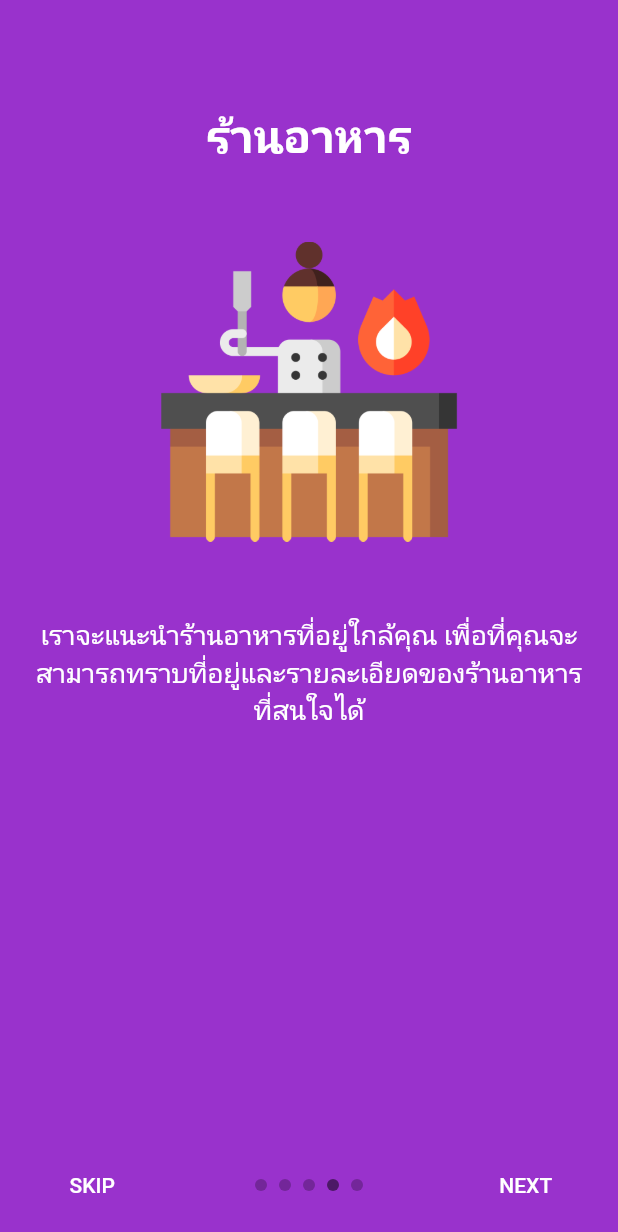
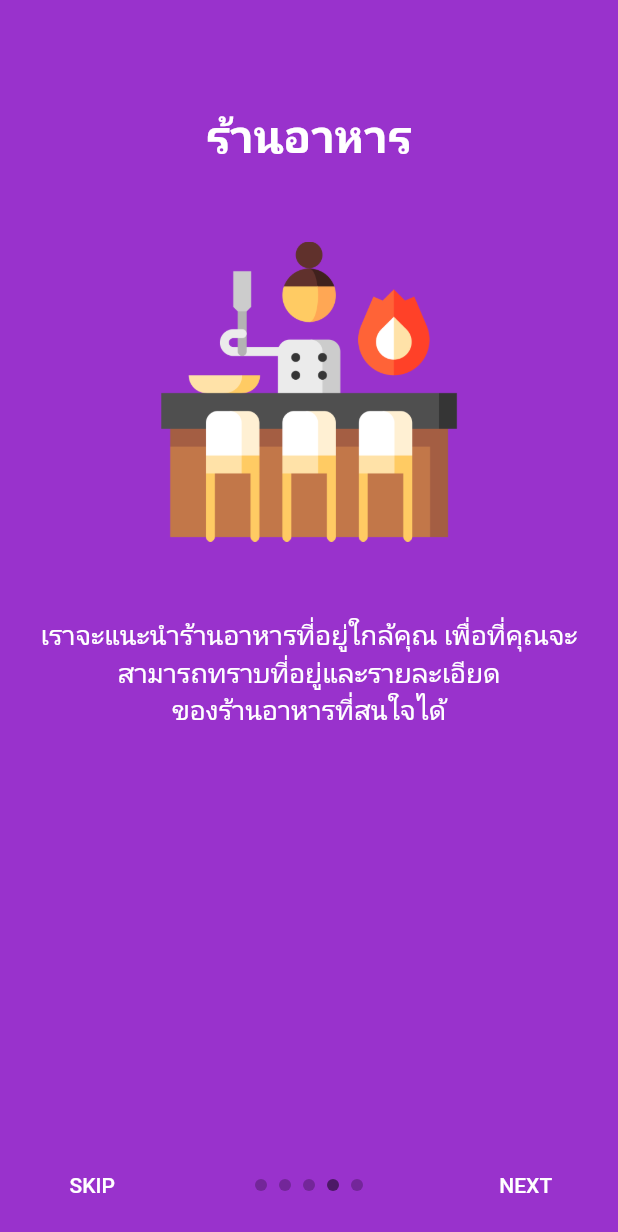
Before and after one commit to prapawity/Mobile_Project, a Flutter app: the FeatureList widget shown alone on an empty page, opened directly, swiped to page 4, on a phone screen of 412 x 824 dp. Shown: the top 1232 px of the screen. Run offline on Flutter 3.47's test engine with Material 2 defaults, Android fonts, the phone set to English and light mode, and no system bars; drawn by our look-alikes of intro_slider; our stand-ins replace cloud_firestore, datetime_picker_formfield, firebase_auth, firebase_storage, image_cropper, image_picker and 5 more; missing offline and left inert: flutter_circular_chart, flutter_cupertino_date_picker, image_picker_saver; accounts and stored records are empty; Roboto replaces fonts that are missing (Sukhumvit).

Commit message:
update again

```diff
--- a/lib/ui/featureList.dart
+++ b/lib/ui/featureList.dart
@@ -18,7 +18,7 @@ class FeatureListState extends State<FeatureList>{
     slides.add(
       new Slide(
         title: "กรุณายืนยัน E-mail ของท่าน",
-        description: "คุณจะต้องทำการยืนยันอีเมลที่เราส่งไปในอีเมลของทคุณก่อนการใช้งาน LifeBoost",
+        description: "คุณจะต้องทำการยืนยันอีเมลที่เราส่งไปในอีเมลของคุณก่อนการใช้งาน LifeBoost",
         pathImage: "resource/email.png",
         backgroundColor: Color(0xff406E8E),
 
@@ -27,7 +27,7 @@ class FeatureListState extends State<FeatureList>{
     slides.add(
       new Slide(
         title: "การคำนวณแคลอรี่",
-        description: "เราจะทำการเก็บแคลอรี่ในแต่ละวัน\nที่มาจากการรับประทานอาหารและออกกำลังกายของคุณ",
+        description: "เราจะทำการเก็บแคลอรี่ในแต่ละวัน\nที่มาจากการรับประทานอาหาร\nและออกกำลังกายของคุณ",
         pathImage: "resource/calculator.png",
         backgroundColor: Color(0xffD78521),
 
@@ -36,7 +36,7 @@ class FeatureListState extends State<FeatureList>{
     slides.add(
       new Slide(
         title: "การออกกำลังกาย",
-        description: "เราจะแนะนำการออกกำลังกายที่จะช่วยเผาผลาญแคลอรี่ของคุณได้",
+        description: "เราจะแนะนำการออกกำลังกายที่\nจะช่วยเผาผลาญแคลอรี่ของคุณได้",
         pathImage: "resource/exercise.png",
         backgroundColor: Color(0xff203152),
       ),
@@ -45,7 +45,7 @@ class FeatureListState extends State<FeatureList>{
       new Slide(
         title: "ร้านอาหาร",
         description:
-        "เราจะแนะนำร้านอาหารที่อยู่ใกล้คุณ เพื่อที่คุณจะสามารถทราบที่อยู่และรายละเอียดของร้านอาหารที่สนใจได้",
+        "เราจะแนะนำร้านอาหารที่อยู่ใกล้คุณ เพื่อที่คุณจะสามารถทราบที่อยู่และรายละเอียด\nของร้านอาหารที่สนใจได้",
         pathImage: "resource/res.png",
         backgroundColor: Color(0xff9932CC),
       ),
--- a/lib/ui/map.dart
+++ b/lib/ui/map.dart
@@ -123,7 +123,7 @@ class _MapLocationState extends State<MapLocation> {
                                                         left: 10),
                                                     width: 300,
                                                     child: Text(
-                                                        ': Lontitude : ${widget.restaurant.lng}')),
+                                                        ': Longitude : ${widget.restaurant.lng}')),
                                               ],
                                             ),
                                           ],
```
Also changed, not shown: lib/ui/customMenu.dart (+13 -6 lines), lib/ui/login.dart (+5 -5 lines), lib/ui/menuList.dart (+14 -12 lines), resource/bg2.jpg (added), resource/bg4.jpg, resource/bg5.jpg (added).
